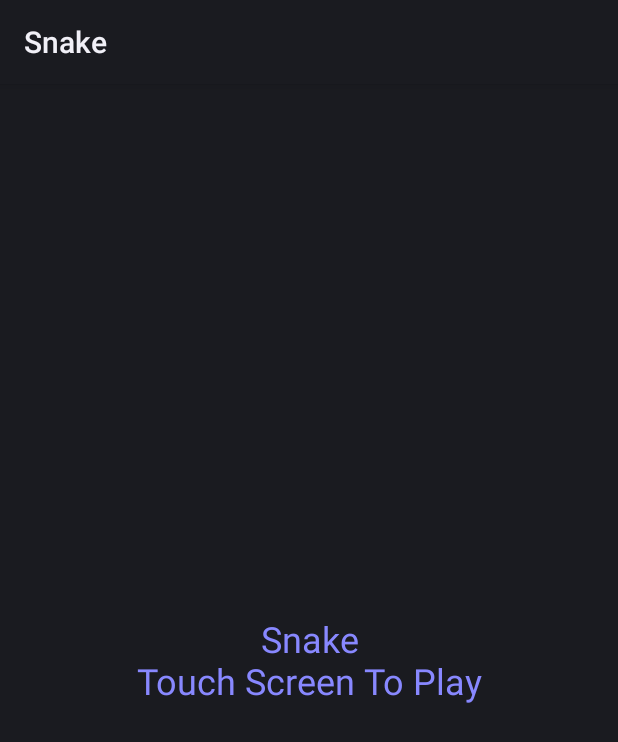
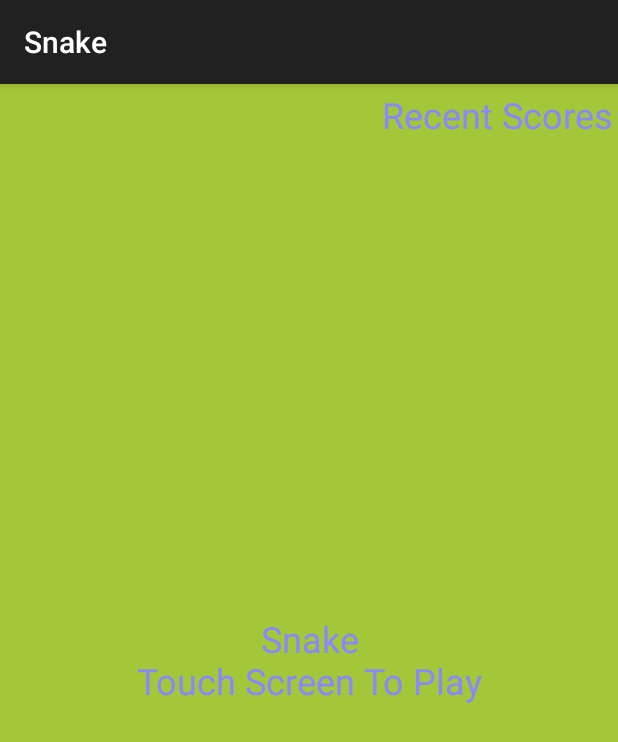
Before and after one commit to esegebart/SnakeGame1-Master, an Android app: the screen it shows after launch (Snake), on a phone screen of 412 x 824 dp. Shown: the top 742 px of the screen. Run offline under Robolectric (Android 15) with nearby library versions, the phone set to English and light mode, and no system bars.

Commit message:
adding pop up to activity, new layouts, date formatting`

```diff
--- a/app/src/main/AndroidManifest.xml
+++ b/app/src/main/AndroidManifest.xml
@@ -41,7 +41,7 @@
       </intent-filter>
     </activity>
 
-    <activity android:name=".Snake" />
+    <activity android:name=".Snake" android:theme="@style/AppTheme"/>
 
   </application>
 
--- a/app/src/main/java/com/example/android/snake/Snake.java
+++ b/app/src/main/java/com/example/android/snake/Snake.java
@@ -31,6 +31,8 @@ import android.os.Build;
 import android.os.Bundle;
 import android.provider.BaseColumns;
 import android.provider.MediaStore;
+import android.support.v4.app.FragmentTransaction;
+import android.support.v7.app.AppCompatActivity;
 import android.view.KeyEvent;
 import android.view.MotionEvent;
 import android.view.View;
@@ -55,7 +57,7 @@ import java.util.List;
  *
  */
 
-public class Snake extends Activity {
+public class Snake extends AppCompatActivity {
 
     /**
      * Constants for desired direction of moving the snake
@@ -70,6 +72,7 @@ public class Snake extends Activity {
     private static String ICICLE_KEY = "snake-view";
 
     private SnakeView mSnakeView;
+    private TextView mUserScoreButton;
 
     /**Create object of MediaPlayer*/
     private MediaPlayer eatSound;
@@ -94,6 +97,8 @@ public class Snake extends Activity {
         mSnakeView = (SnakeView) findViewById(R.id.snake);
         mSnakeView.setDependentViews((TextView) findViewById(R.id.text),
                 findViewById(R.id.arrowContainer), findViewById(R.id.background));
+
+        mUserScoreButton = (TextView) findViewById(R.id.userScores);
 
         if (savedInstanceState == null) {
             // We were just launched -- set up a new game
@@ -144,7 +149,7 @@ public class Snake extends Activity {
         });
 
         dbHelper = new UserScoreOpenHelper(this);
-        userScores = readScoresFromDB();
+        userScores = readScoresFromDB(1);
         if (!userScores.isEmpty()) {
             showScore(userScores.get(0));
         }
@@ -154,6 +159,19 @@ public class Snake extends Activity {
                 writeScoreToDB(score);
             }
         });
+
+        mUserScoreButton.setOnClickListener(new View.OnClickListener() {
+            @Override
+            public void onClick(View view) {
+                userScores = readScoresFromDB(5);
+                UserScoresDialogFragment dialog = new UserScoresDialogFragment()
+                        .newInstance((ArrayList<UserScore>) userScores);
+                FragmentTransaction ft = getSupportFragmentManager().beginTransaction();
+                String tag = "tag";
+                dialog.show(ft, tag);
+            }
+        });
+
 
     }
 
@@ -166,6 +184,7 @@ public class Snake extends Activity {
 
     @Override
     public void onSaveInstanceState(Bundle outState) {
+        super.onSaveInstanceState(outState);
         // Store the game state
         outState.putBundle(ICICLE_KEY, mSnakeView.saveState());
     }
@@ -217,7 +236,7 @@ public class Snake extends Activity {
                 null, values);
     }
 
-    private List<UserScore> readScoresFromDB() {
+    private List<UserScore> readScoresFromDB(int limitQuery) {
         SQLiteDatabase db = dbHelper.getReadableDatabase();
 
         // Define a projection that specifies which columns from the database
@@ -240,7 +259,7 @@ public class Snake extends Activity {
                 null,                   // don't group the rows
                 null,                   // don't filter by row groups
                 sortOrder,// The sort order
-                "5"
+                Integer.toString(limitQuery)
         );
 
         List<UserScore> scores = new ArrayList<UserScore>();
--- a/app/src/main/java/com/example/android/snake/UserScore.java
+++ b/app/src/main/java/com/example/android/snake/UserScore.java
@@ -1,6 +1,8 @@
 package com.example.android.snake;
 
-public class UserScore {
+import java.io.Serializable;
+
+public class UserScore implements Serializable {
 
     public UserScore() {}
 
--- a/app/src/main/res/layout/snake_layout.xml
+++ b/app/src/main/res/layout/snake_layout.xml
@@ -28,6 +28,17 @@
     app:colorSegmentThree="@color/muted_blue"
     app:colorSegmentFour="@color/muted_green"
      />
+
+  <TextView android:id="@+id/userScores"
+      android:layout_width="match_parent"
+      android:layout_height="match_parent"
+      android:layout_gravity="center"
+      android:gravity="right"
+      android:padding="4dp"
+      android:text="@string/user_scores"
+      android:textColor="@color/text_violet"
+      android:textSize="24sp"
+      android:visibility="visible" />
 
   <com.example.android.snake.SnakeView
     android:id="@+id/snake"
--- a/app/src/main/res/values/strings.xml
+++ b/app/src/main/res/values/strings.xml
@@ -19,4 +19,5 @@
   <string name="mode_ready">Snake\nPress Up To Play</string>
   <string name="mode_pause">Paused\nPress Up To Resume</string>
   <string name="mode_lose">Game Over\nScore: %1$d \nPress Up To Play</string>
+  <string name="user_scores">Recent Scores</string>
 </resources>
```
Also changed, not shown: app/src/main/java/com/example/android/snake/UserScoreAdapter.java (+60 -1 lines), app/src/main/java/com/example/android/snake/UserScoresDialogFragment.java (+61 -1 lines), app/src/main/res/layout/fragment_user_scores_dialog.xml (+7 -0 lines), app/src/main/res/layout/row_item_user_score.xml (+36 -3 lines), 1 other file.
